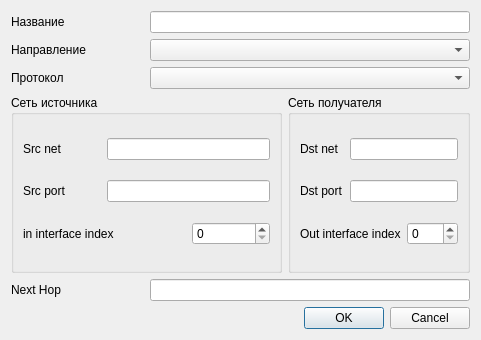
Old version of the form mdi/forms/classes.ui in the repository brat002/ExpertBilling.
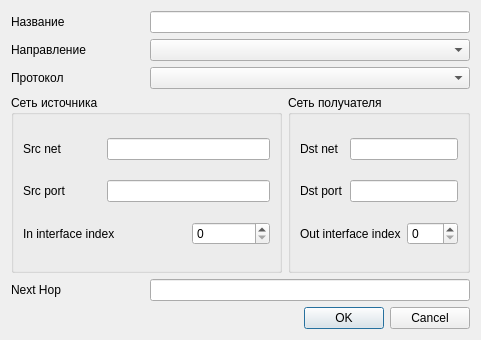
New version of the form.

Patch:
```diff
--- a/mdi/forms/classes.ui
+++ b/mdi/forms/classes.ui
@@ -96,7 +96,7 @@
       <item row="2" column="0" colspan="2">
        <widget class="QLabel" name="label_3">
         <property name="text">
-         <string>in interface index</string>
+         <string>In interface index</string>
         </property>
        </widget>
       </item>
```
